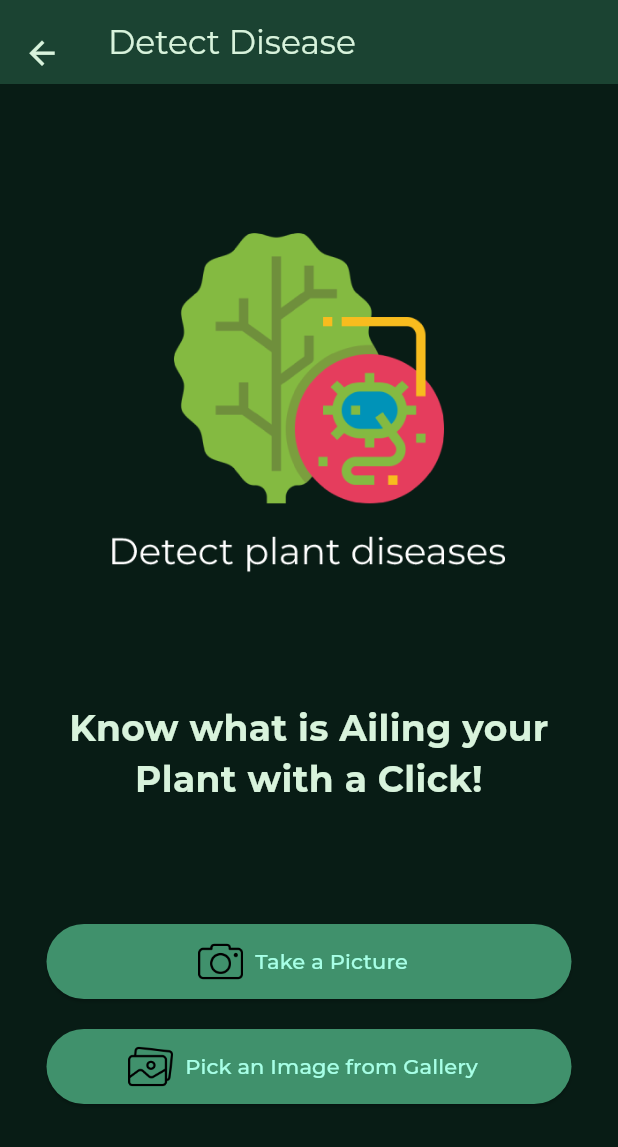
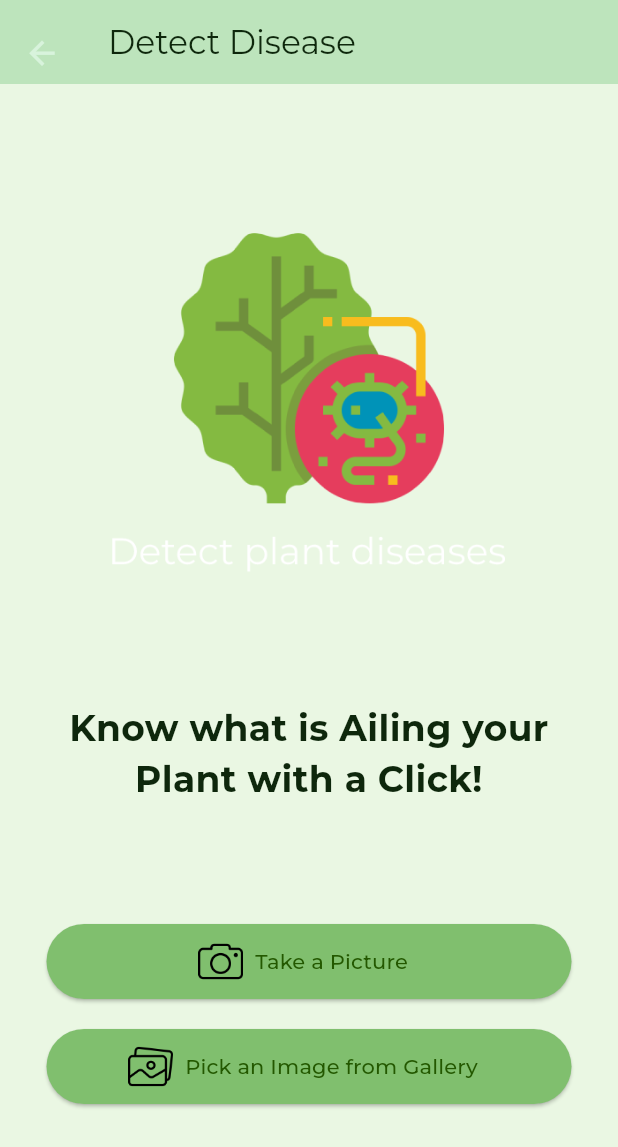
Before and after one commit to Sashank-05/urban-harvest, a Flutter app: the HomePageContent screen opened directly, after a tap on "Detect Disease", on a phone screen of 412 x 824 dp. Shown: the top 1147 px of the screen. Run offline on Flutter 3.47's test engine with Material 3 defaults, Android fonts, the phone set to English and light mode, and no system bars; our stand-ins replace cloud_firestore, community_material_icon, firebase_analytics, firebase_auth, firebase_core, firebase_crashlytics and 11 more; missing offline and left inert: android_alarm_manager_plus, tflite_flutter; accounts and stored records are empty; generated files the repository leaves out were written again; network calls fail; statements that could not run were skipped; project files that could hold a hidden picture were left out.

Commit message:
good coding practices

```diff
--- a/lib/constant_colors.dart
+++ b/lib/constant_colors.dart
@@ -1,5 +1,5 @@
 import 'package:flutter/material.dart';
-
+/*
 class AppColors {
   static const Color primaryColor = Color.fromRGBO(216, 243, 220,1);
   static const Color secondaryColor = Color.fromRGBO(183, 228, 199,1);
@@ -15,19 +15,51 @@ class AppColors {
 
 }
 
-/*
+
+
+
 
 class AppColors {
   static const Color primaryColor = Color.fromRGBO(114, 215, 136, 1);
   static const Color secondaryColor = Color.fromRGBO(154, 219, 171, 1);
   static const Color secondaryColor2 = Color.fromRGBO(191, 233, 204, 1);
   static const Color secondaryColor3 = Color.fromRGBO(225, 247, 237, 1);
-  static const Color tertiaryColor = Color.fromRGBO(246, 255, 251, 1);
+  static const Color tertiaryColor = Color.fromRGBO(161, 255, 211, 1.0);
   static const Color tertiaryColor2 = Color.fromRGBO(225, 244, 233, 1);
   static const Color backgroundColor = Color.fromRGBO(255, 255, 255, 1);
-  static const Color backgroundColor2 = Color.fromRGBO(242, 242, 242, 1);
-  static const Color backgroundColor3 = Color.fromRGBO(219, 219, 219, 1);
+  static const Color backgroundColor2 = Color.fromRGBO(33, 52, 27, 1.0);
+  static const Color backgroundColor3 = Color.fromRGBO(33, 75, 33, 1.0);
   static const Color textColorLight = Color.fromRGBO(0, 0, 0, 1);
   static const Color textColorDark = Color.fromRGBO(8, 8, 8, 1);
 }
+
+class AppColors {
+  static const Color primaryColor = Color.fromRGBO(39, 12, 35,1);
+  static const Color secondaryColor = Color.fromRGBO(72, 27, 56,1);
+  static const Color secondaryColor2 = Color.fromRGBO(106, 42, 77,1);
+  static const Color secondaryColor3 = Color.fromRGBO(139, 57, 98,1);
+  static const Color tertiaryColor = Color.fromRGBO(173, 72, 119,1);
+  static const Color tertiaryColor2 = Color.fromRGBO(191, 110, 147,1);
+  static const Color backgroundColor = Color.fromRGBO(247, 227, 234, 1);
+  static const Color backgroundColor2 = Color.fromRGBO(228, 188, 205, 1);
+  static const Color backgroundColor3 = Color.fromRGBO(210, 149, 176,1);
+  static const Color textColorLight = Color.fromRGBO(255, 255, 255, 1);
+  static const Color textColorDark = Color.fromRGBO(88, 0, 25, 1.0);
+}
+
+
 */
+
+class AppColors {
+  static const Color primaryColor = Color.fromRGBO(14, 39, 12, 1.0);
+  static const Color secondaryColor = Color.fromRGBO(27, 72, 33, 1.0);
+  static const Color secondaryColor2 = Color.fromRGBO(63, 106, 42, 1.0);
+  static const Color secondaryColor3 = Color.fromRGBO(60, 139, 57, 1.0);
+  static const Color tertiaryColor = Color.fromRGBO(75, 173, 72, 1.0);
+  static const Color tertiaryColor2 = Color.fromRGBO(128, 191, 110, 1.0);
+  static const Color backgroundColor = Color.fromRGBO(234, 247, 227, 1.0);
+  static const Color backgroundColor2 = Color.fromRGBO(189, 228, 188, 1.0);
+  static const Color backgroundColor3 = Color.fromRGBO(149, 210, 150, 1.0);
+  static const Color textColorLight = Color.fromRGBO(0, 0, 0, 1.0);
+  static const Color textColorDark = Color.fromRGBO(35, 88, 0, 1.0);
+}
--- a/lib/homepage/homepagecontent.dart
+++ b/lib/homepage/homepagecontent.dart
@@ -224,7 +224,9 @@ class _HomePageContentState extends State<HomePageContent> {
     String? countryName = placemarks.first.country;
     addCurrentLocationToFirestore(countryName!, await getCurrentCity(),
         position.latitude, position.longitude);
+    if (kDebugMode) {
       print("Trying to update");
+    }
   }
 
   _fetchUsername() async {
@@ -400,19 +402,20 @@ class _HomePageContentState extends State<HomePageContent> {
       body: Padding(
         padding: const EdgeInsets.all(10.0),
         child: SingleChildScrollView(
-          child:
-              Column(crossAxisAlignment: CrossAxisAlignment.start, children: [
+          child: Column(
+            crossAxisAlignment: CrossAxisAlignment.start,
+            children: [
               Container(
-              margin: const EdgeInsets.symmetric(vertical: 10, horizontal: 20),
+                margin:
+                    const EdgeInsets.symmetric(vertical: 10, horizontal: 20),
                 decoration: BoxDecoration(
-                //color: AppColors.tertiaryColor,
                   borderRadius: BorderRadius.circular(20),
                 ),
                 child: Text(
                   'Hello ${username ?? "User!"}',
                   style: GoogleFonts.montserrat(
                     fontSize: 22,
-                  color: Colors.white,
+                    color: AppColors.textColorLight,
                   ),
                 ),
               ),
@@ -437,7 +440,6 @@ class _HomePageContentState extends State<HomePageContent> {
                         ),
                       ),
                     ),
-                  // Weather box
                     Container(
                       padding: const EdgeInsets.all(20),
                       decoration: BoxDecoration(
@@ -484,11 +486,13 @@ class _HomePageContentState extends State<HomePageContent> {
                                   fontFamily: 'Montserrat',
                                 ),
                               ),
-                            ]),
+                            ],
+                          ),
                           Lottie.asset(
                             getWeatherAnimation(_weather?.mainCondition),
                             height: 100,
-                            width: 90),
+                            width: 90,
+                          ),
                         ],
                       ),
                     ),
@@ -501,7 +505,8 @@ class _HomePageContentState extends State<HomePageContent> {
                 padding: const EdgeInsets.all(10),
                 decoration: BoxDecoration(
                   borderRadius: BorderRadius.circular(30),
-                  color: AppColors.backgroundColor3),
+                  color: AppColors.backgroundColor3,
+                ),
                 child: Column(
                   crossAxisAlignment: CrossAxisAlignment.start,
                   children: [
@@ -532,7 +537,8 @@ class _HomePageContentState extends State<HomePageContent> {
                                 height: 100,
                                 width: 100,
                                 child: Image.asset(
-                                  'assets/img/homepage/disease.png'),
+                                  'assets/img/homepage/disease.png',
+                                ),
                               ),
                               const Text(
                                 'Detect any plant diseases \n before it\'s too late!',
@@ -547,8 +553,7 @@ class _HomePageContentState extends State<HomePageContent> {
                           Center(
                             child: ElevatedButton(
                               style: ButtonStyle(
-                                  backgroundColor:
-                                      WidgetStateProperty.all<Color>(
+                                backgroundColor: WidgetStateProperty.all<Color>(
                                   AppColors.tertiaryColor,
                                 ),
                               ),
@@ -556,17 +561,20 @@ class _HomePageContentState extends State<HomePageContent> {
                                 Navigator.push(
                                   context,
                                   MaterialPageRoute(
-                                          builder: (context) =>
-                                              InferencePage()));
+                                    builder: (context) => const InferencePage(),
+                                  ),
+                                );
                               },
-                                child: (const Text(
+                              child: const Text(
                                 'Detect Disease',
                                 style: TextStyle(
                                   fontSize: 15,
                                   color: AppColors.primaryColor,
                                   fontFamily: 'Montserrat',
                                 ),
-                                ))))
+                              ),
+                            ),
+                          ),
                         ],
                       ),
                     ),
@@ -577,7 +585,8 @@ class _HomePageContentState extends State<HomePageContent> {
                 padding: const EdgeInsets.all(10),
                 decoration: BoxDecoration(
                   color: AppColors.backgroundColor3,
-                  borderRadius: BorderRadius.circular(30)),
+                  borderRadius: BorderRadius.circular(30),
+                ),
                 height: 300,
                 child: Column(
                   crossAxisAlignment: CrossAxisAlignment.start,
@@ -612,7 +621,9 @@ class _HomePageContentState extends State<HomePageContent> {
                             context,
                             MaterialPageRoute(
                               builder: (context) =>
-                                    const SelectableLandingPage()));
+                                  const SelectableLandingPage(),
+                            ),
+                          );
                         },
                         child: const Center(
                           child: Text(
@@ -655,7 +666,8 @@ class _HomePageContentState extends State<HomePageContent> {
                     Container(
                       decoration: BoxDecoration(
                         color: AppColors.tertiaryColor2,
-                        borderRadius: BorderRadius.circular(30)),
+                        borderRadius: BorderRadius.circular(30),
+                      ),
                       child: Padding(
                         padding: const EdgeInsets.all(15.0),
                         child: Text(
@@ -671,7 +683,8 @@ class _HomePageContentState extends State<HomePageContent> {
                   ],
                 ),
               ),
-          ]),
+            ],
+          ),
         ),
       ),
     );
@@ -717,12 +730,12 @@ class _HomePageContentState extends State<HomePageContent> {
                 ))),
           ),
           TextButton(
-              onPressed: () {
+            onPressed: () async {
               String userId = FirebaseAuth.instance.currentUser!.uid;
               DocumentReference userDocRef =
                   FirebaseFirestore.instance.collection('Users').doc(userId);
 
-                userDocRef.get().then((doc) {
+              DocumentSnapshot doc = await userDocRef.get();
               if (doc.exists) {
                 Map<String, dynamic> data =
                     doc.data() as Map<String, dynamic>;
@@ -735,15 +748,16 @@ class _HomePageContentState extends State<HomePageContent> {
                   selectedPlants.remove(label);
 
                   // Update the list of selected plants in the user's document
-                      userDocRef.set(
+                  await userDocRef.set(
                       {'plants': selectedPlants}, SetOptions(merge: true));
+                  if (!mounted) return;
                   setState(() {
                     _fetchPlants();
                   });
+                  if (!mounted) return;
                   Navigator.of(context).pop(true);
                 }
               }
-                });
             },
             child: Container(
                 width: 70,
@@ -764,7 +778,6 @@ class _HomePageContentState extends State<HomePageContent> {
     },
   );
 }
-
   String getWeatherAnimation(String? mainCondition) {
     if (mainCondition == null) {
       return 'assets/img/homepage/vis/sunny.json';
@@ -949,7 +962,9 @@ Future<void> checkDatabase() async {
 }
 
 Future<void> _showNotification() async {
+  if (kDebugMode) {
     print("Notification called");
+  }
   var androidPlatformChannelSpecifics = const AndroidNotificationDetails(
     'abc12i3',
     'Urban Harvest',
@@ -999,7 +1014,9 @@ void addCurrentLocationToFirestore(String countryName, String cityName,
         });
 
         if (locationExists) {
+          if (kDebugMode) {
             print("Location already exists in the city.");
+          }
           return;
         }
 
@@ -1007,15 +1024,23 @@ void addCurrentLocationToFirestore(String countryName, String cityName,
         GeoPoint newLocation = GeoPoint(latitude, longitude);
         cityLocations.add(newLocation);
         await countryDocRef.update({cityName: cityLocations});
+        if (kDebugMode) {
           print("Location added successfully.");
+        }
       } else {
+        if (kDebugMode) {
           print("City does not exist.");
         }
+      }
     } else {
+      if (kDebugMode) {
         print("Country data is null.");
       }
+    }
   } else {
+    if (kDebugMode) {
       print("Country document does not exist.");
+    }
   }
 }
 
```
Lines whose indentation alone changed are shown as unchanged.
